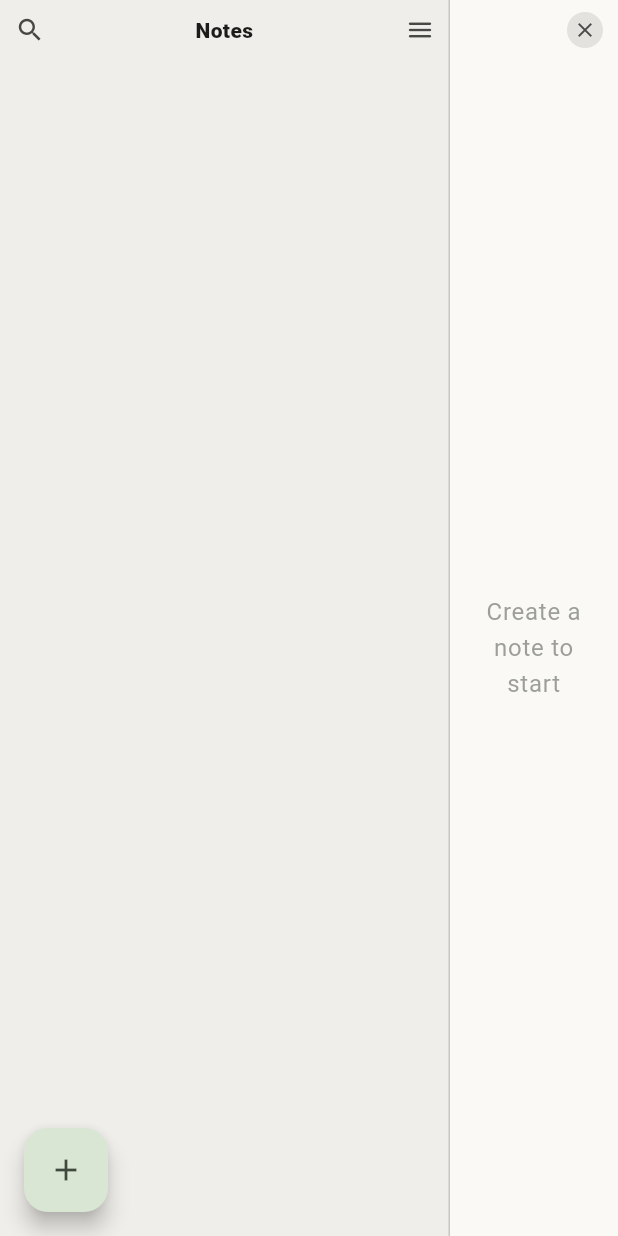
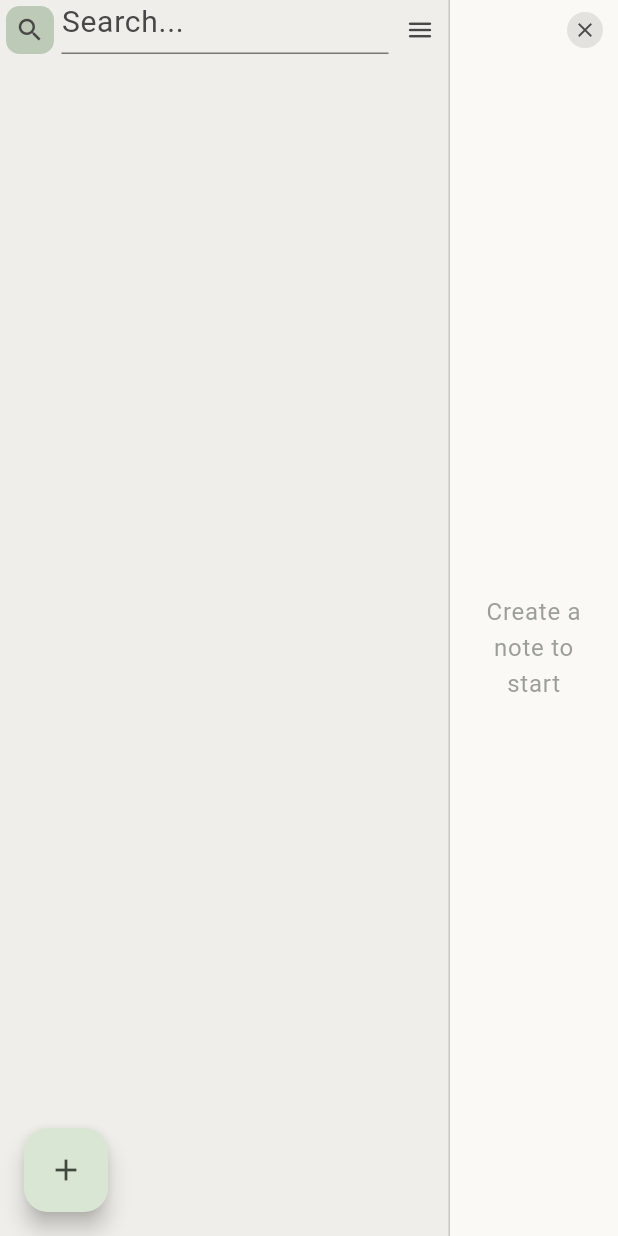
Before and after one commit to reimeri/flutter-notes, a Flutter app: the screen it shows after launch, after a tap on the "search" icon, on a phone screen of 412 x 824 dp. Run offline on Flutter 3.47's test engine with Material 3 defaults, Android fonts, the phone set to English and light mode, and no system bars; missing offline and left inert: window_manager.

Commit message:
Add toggle for search field

```diff
--- a/lib/components/window_bar.dart
+++ b/lib/components/window_bar.dart
@@ -3,10 +3,32 @@ import 'package:NoteIt/utils/misc.dart';
 import 'package:flutter/material.dart';
 import 'package:window_manager/window_manager.dart';
 
-class FakeNativeWindowBar extends StatelessWidget {
+class FakeNativeWindowBar extends StatefulWidget {
   const FakeNativeWindowBar({super.key, required this.selectedNote});
 
+  // This widget is the home page of your application. It is stateful, meaning
+  // that it has a State object (defined below) that contains fields that affect
+  // how it looks.
+
+  // This class is the configuration for the state. It holds the values (in this
+  // case the title) provided by the parent (in this case the App widget) and
+  // used by the build method of the State. Fields in a Widget subclass are
+  // always marked "final".
+
   final Note? selectedNote;
+
+  @override
+  State<FakeNativeWindowBar> createState() => _FakeNativeWindowBarState();
+}
+
+class _FakeNativeWindowBarState extends State<FakeNativeWindowBar> {
+  bool _isSearchOpen = false;
+
+  void _toggleSearch() {
+    setState(() {
+      _isSearchOpen = !_isSearchOpen;
+    });
+  }
 
   @override
   Widget build(BuildContext context) {
@@ -29,9 +51,12 @@ class FakeNativeWindowBar extends StatelessWidget {
                     ),
                   ),
                 ),
-                child: Text(
-                  style: TextStyle(fontWeight: FontWeight(750)),
-                  "Notes",
+                child: Visibility(
+                  visible: !_isSearchOpen,
+                  child: Text(
+                    style: TextStyle(fontWeight: FontWeight(750)),
+                    "Notes",
+                  ),
                 ),
               ),
               Expanded(
@@ -39,7 +64,7 @@ class FakeNativeWindowBar extends StatelessWidget {
                   alignment: AlignmentGeometry.center,
                   child: Text(
                     style: TextStyle(fontWeight: FontWeight(750)),
-                    extractTitle(selectedNote?.content ?? ""),
+                    extractTitle(widget.selectedNote?.content ?? ""),
                   ),
                 ),
               ),
@@ -71,15 +96,29 @@ class FakeNativeWindowBar extends StatelessWidget {
                           shape: RoundedRectangleBorder(
                             borderRadius: BorderRadius.circular(9),
                           ),
+                          backgroundColor: _isSearchOpen
+                              ? Theme.of(context).colorScheme.inversePrimary
+                              : null,
                         ),
                         icon: Icon(Icons.search),
-                        onPressed: () async {
-                          print("Search");
-                        },
+                        onPressed: _toggleSearch,
                       ),
                     ),
-                    Expanded(child: Container()),
-                    Expanded(child: Container()),
+                    Expanded(
+                      child: Padding(
+                        padding: EdgeInsetsGeometry.symmetric(horizontal: 5),
+                        child: _isSearchOpen
+                            ? TextField(
+                                style: TextStyle(fontSize: 20),
+                                decoration: InputDecoration(
+                                  hintText: "Search...",
+                                  fillColor: Colors.amber,
+                                  hoverColor: Colors.amber,
+                                ),
+                              )
+                            : Container(),
+                      ),
+                    ),
                     SizedBox(
                       width: 32,
                       height: 32,
```
